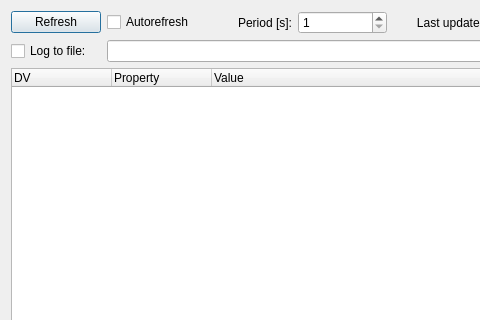
Old version of the form ui/diag.ui in the repository kmzbrnoI/mtb-config-tool; both pictures show x 0 to 480 and y 0 to 320 of the 589 by 532 pixel window.
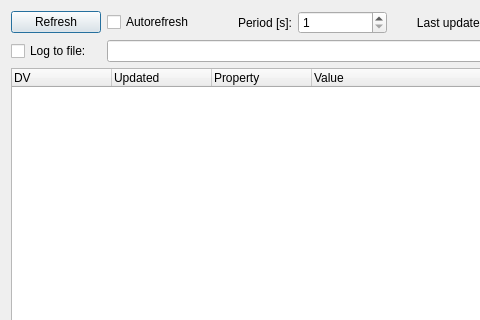
New version of the form.

Commit message: Diag: make Refresh button work.

What changed in the file:
```diff
--- a/ui/diag.ui
+++ b/ui/diag.ui
@@ -57,6 +57,11 @@
          <string>DV</string>
         </property>
        </column>
+       <column>
+        <property name="text">
+         <string>Updated</string>
+        </property>
+       </column>
        <column>
         <property name="text">
          <string>Property</string>
```
The commit also changes 3 other files.
